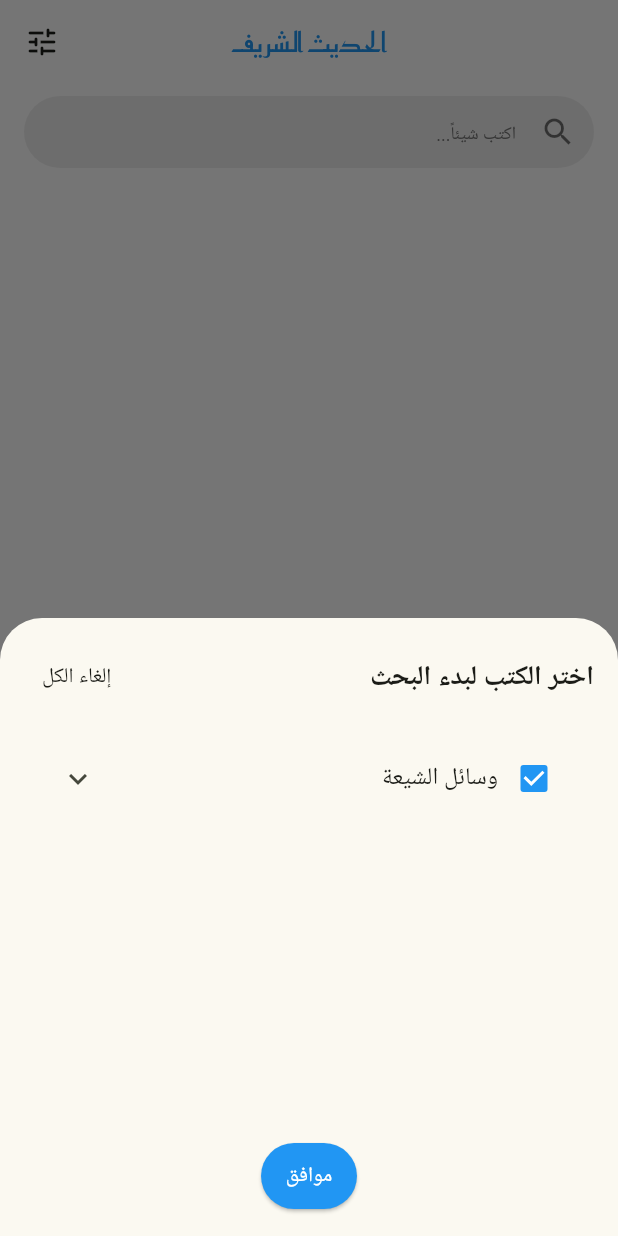
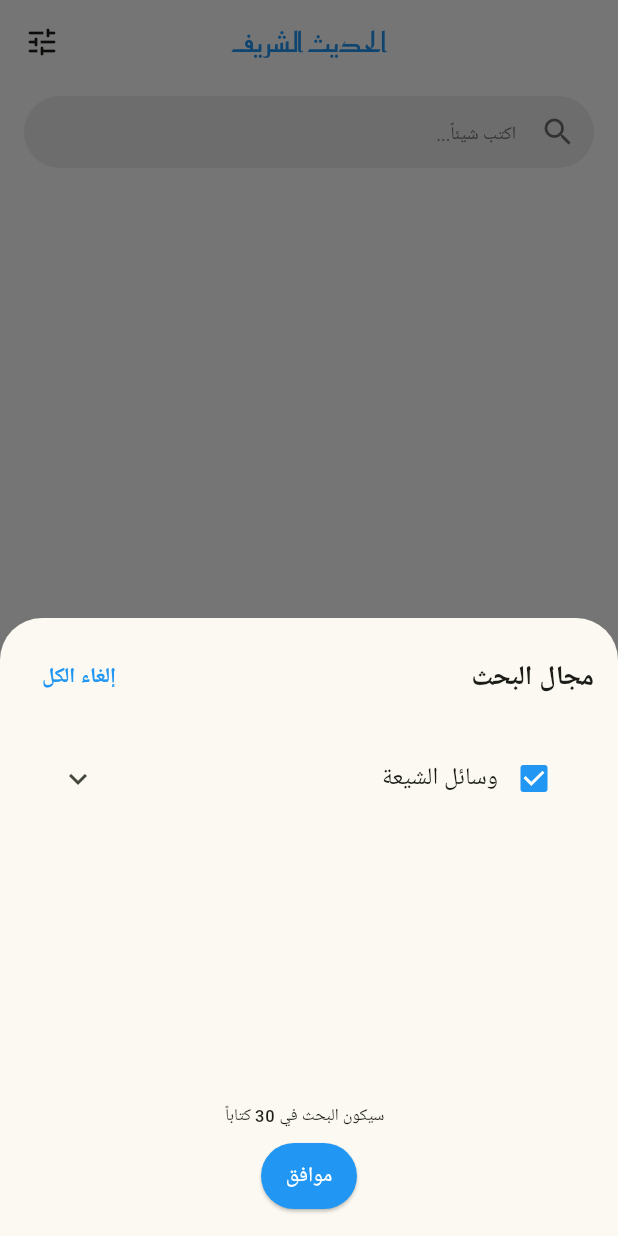
Before and after one commit to Amorphteam/z_platform, a Flutter app: the SearchScreen screen opened directly, after a tap on the "tune" icon, on a phone screen of 412 x 824 dp. Run offline on Flutter 3.47's test engine with Material 3 defaults, Android fonts, the phone set to English and light mode, and no system bars; our stand-ins replace bloc, firebase_analytics, firebase_core, firebase_crashlytics, flutter_bloc, flutter_html and 5 more; missing offline and left inert: epub_parser; accounts and stored records are empty; Roboto replaces fonts that are missing (SFProDisplay).

Commit message:
Add selectedBooks Count in the searchSheet

```diff
--- a/lib/screen/search/widget/book_selection_sheet_widget.dart
+++ b/lib/screen/search/widget/book_selection_sheet_widget.dart
@@ -1,5 +1,3 @@
-
-
 import 'package:flutter/material.dart';
 
 import '../../../model/book_model.dart';
@@ -23,16 +21,25 @@ class BookSelectionSheetWidget extends StatefulWidget {
 
 class _BookSelectionSheetWidgetState extends State<BookSelectionSheetWidget> {
   late Map<String, bool> selectedBooks; // Tracks selected books and series
+  int _selectedCount = 0; // Track selected book count
 
   @override
   void initState() {
     super.initState();
     selectedBooks = Map.from(widget.initialSelectedBooks); // Use initial selected state
+    _updateSelectedCount(); // Initialize count
+  }
+
+  void _updateSelectedCount() {
+    setState(() {
+      _selectedCount = selectedBooks.entries
+          .where((entry) => entry.value && entry.key.length > 1)
+          .length;
+    });
   }
 
   @override
-  Widget build(BuildContext context) {
-    return Container(
+  Widget build(BuildContext context) => Container(
       padding: const EdgeInsets.all(16.0),
       child: Column(
         children: [
@@ -40,7 +47,7 @@ class _BookSelectionSheetWidgetState extends State<BookSelectionSheetWidget> {
             mainAxisAlignment: MainAxisAlignment.spaceBetween,
             children: [
               const Text(
-                "اختر الکتب لبدء البحث",
+                "مجال البحث",
                 style: TextStyle(fontSize: 18, fontWeight: FontWeight.bold),
               ),
               TextButton(
@@ -51,6 +58,7 @@ class _BookSelectionSheetWidgetState extends State<BookSelectionSheetWidget> {
 
                     // Toggle selection
                     selectedBooks.updateAll((key, value) => !allSelected);
+                    _updateSelectedCount();
                   });
                 },
                 child: Text(
@@ -58,7 +66,7 @@ class _BookSelectionSheetWidgetState extends State<BookSelectionSheetWidget> {
                       ? "إلغاء الكل"
                       : "تحديد الكل",
                   style: TextStyle(
-                    color: Theme.of(context).colorScheme.onSurface),
+                    color: Theme.of(context).colorScheme.secondary, fontWeight: FontWeight.bold),
                 ),
               ),
             ],
@@ -74,21 +82,37 @@ class _BookSelectionSheetWidgetState extends State<BookSelectionSheetWidget> {
               },
             ),
           ),
+          Column(
+            mainAxisAlignment: MainAxisAlignment.spaceBetween,
+            children: [
+              Padding(
+                padding: const EdgeInsets.all(8.0),
+                child: Directionality(
+                  textDirection: TextDirection.rtl,
+                  child: Text('  سيكون البحث في $_selectedCount كتاباً ',
+                      textAlign: TextAlign.center,
+                      style: Theme.of(context)
+                          .textTheme
+                          .labelSmall
+                  ),
+                ),
+              ),
               ElevatedButton(
                 onPressed: () {
                   Navigator.pop(context, selectedBooks);
                 },
                 style: ElevatedButton.styleFrom(
-              backgroundColor: Theme.of(context).colorScheme.secondary, // Change this to your desired color
-              foregroundColor: Theme.of(context).colorScheme.primary, // Text color
+                  backgroundColor: Theme.of(context).colorScheme.secondary,
+                  foregroundColor: Theme.of(context).colorScheme.primary,
                   padding: const EdgeInsets.symmetric(horizontal: 16.0, vertical: 12.0),
                 ),
                 child: const Text("موافق"),
               ),
             ],
           ),
+        ],
+      ),
     );
-  }
 
   Widget _buildBookTile(Book book) {
     if (book.series == null || book.series!.isEmpty) {
@@ -100,6 +124,7 @@ class _BookSelectionSheetWidgetState extends State<BookSelectionSheetWidget> {
           onChanged: (value) {
             setState(() {
               selectedBooks[book.epub] = value!;
+              _updateSelectedCount();
             });
           },
         ),
@@ -122,6 +147,7 @@ class _BookSelectionSheetWidgetState extends State<BookSelectionSheetWidget> {
                   for (var series in book.series ?? []) {
                     selectedBooks[series.epub] = value;
                   }
+                  _updateSelectedCount();
                 });
               },
             ),
@@ -148,6 +174,7 @@ class _BookSelectionSheetWidgetState extends State<BookSelectionSheetWidget> {
 
                       // Update the parent book selection based on its series
                       selectedBooks[book.epub] = allSelected;
+                      _updateSelectedCount();
                     });
                   },
                 ),
```
Lines whose indentation alone changed are shown as unchanged.
